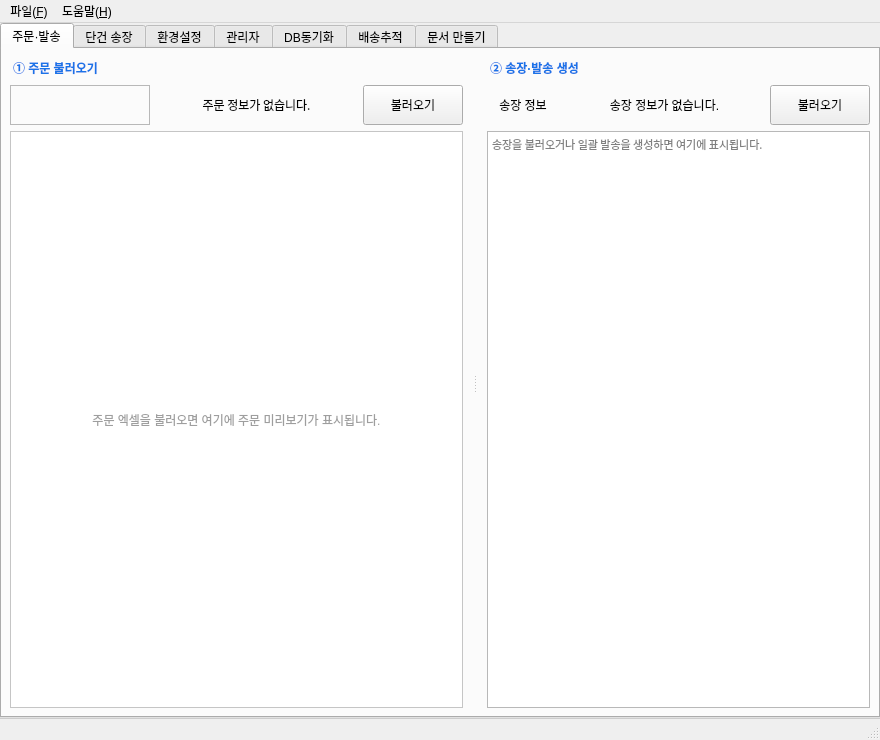
The window that ui/main_window.ui (Peanut0711/easy-fulfill) describes before a commit, drawn with Qt 5.
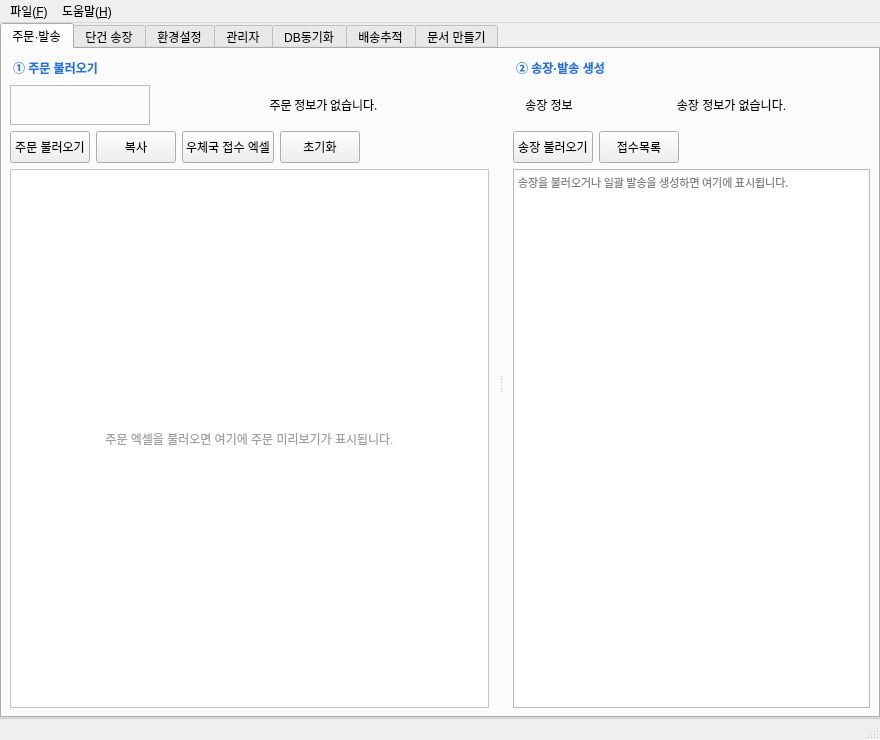
The same window after the commit.

Commit message: feat(ui): 주문·발송 패널별 버튼 줄과 다음 동작 강조

What changed in the file:
```diff
--- a/ui/main_window.ui
+++ b/ui/main_window.ui
@@ -173,25 +173,78 @@
                 </property>
                </widget>
               </item>
+             </layout>
+            </item>
+            <item>
+             <layout class="QHBoxLayout" name="horizontalLayout_order_buttons">
+              <property name="spacing">
+               <number>6</number>
+              </property>
               <item>
                <widget class="QPushButton" name="pushButton_load_order">
                 <property name="minimumSize">
                  <size>
-                  <width>100</width>
-                  <height>40</height>
-                 </size>
-                </property>
-                <property name="maximumSize">
+                   <width>0</width>
+                   <height>32</height>
+                  </size>
+                 </property>
+                 <property name="text">
+                  <string>주문 불러오기</string>
+                 </property>
+                </widget>
+               </item>
+               <item>
+                <widget class="QPushButton" name="pushButton_copy_order">
+                 <property name="minimumSize">
                  <size>
-                  <width>120</width>
-                  <height>44</height>
+                   <width>0</width>
+                   <height>32</height>
                  </size>
                 </property>
                 <property name="text">
-                 <string>불러오기</string>
+                  <string>복사</string>
                 </property>
                </widget>
               </item>
+               <item>
+                <widget class="QPushButton" name="pushButton_intake_excel">
+                 <property name="minimumSize">
+                  <size>
+                   <width>0</width>
+                   <height>32</height>
+                  </size>
+                 </property>
+                 <property name="text">
+                  <string>우체국 접수 엑셀</string>
+                 </property>
+                </widget>
+               </item>
+               <item>
+                <widget class="QPushButton" name="pushButton_clear_order">
+                 <property name="minimumSize">
+                  <size>
+                   <width>0</width>
+                   <height>32</height>
+                  </size>
+                 </property>
+                 <property name="text">
+                  <string>초기화</string>
+                 </property>
+                </widget>
+               </item>
+               <item>
+                <spacer name="horizontalSpacer_order_buttons">
+                 <property name="orientation">
+                  <enum>Qt::Orientation::Horizontal</enum>
+                 </property>
+                 <property name="sizeHint" stdset="0">
+                  <size>
+                   <width>0</width>
+                   <height>20</height>
+                  </size>
+                 </property>
+                </spacer>
+               </item>
              </layout>
             </item>
             <item>
@@ -353,25 +406,52 @@
                 </property>
                </widget>
               </item>
+             </layout>
+            </item>
+            <item>
+             <layout class="QHBoxLayout" name="horizontalLayout_ship_buttons">
+              <property name="spacing">
+               <number>6</number>
+              </property>
               <item>
                <widget class="QPushButton" name="pushButton_load_invoice">
                 <property name="minimumSize">
                  <size>
-                  <width>100</width>
-                  <height>40</height>
-                 </size>
-                </property>
-                <property name="maximumSize">
+                   <width>0</width>
+                   <height>32</height>
+                  </size>
+                 </property>
+                 <property name="text">
+                  <string>송장 불러오기</string>
+                 </property>
+                </widget>
+               </item>
+               <item>
+                <widget class="QPushButton" name="pushButton_courier_receipt">
+                 <property name="minimumSize">
                  <size>
-                  <width>120</width>
-                  <height>44</height>
+                   <width>0</width>
+                   <height>32</height>
                  </size>
                 </property>
                 <property name="text">
-                 <string>불러오기</string>
+                  <string>접수목록</string>
                 </property>
                </widget>
               </item>
+               <item>
+                <spacer name="horizontalSpacer_ship_buttons">
+                 <property name="orientation">
+                  <enum>Qt::Orientation::Horizontal</enum>
+                 </property>
+                 <property name="sizeHint" stdset="0">
+                  <size>
+                   <width>0</width>
+                   <height>20</height>
+                  </size>
+                 </property>
+                </spacer>
+               </item>
              </layout>
             </item>
             <item>
```
Lines whose indentation alone changed are shown as unchanged. The commit also changes 7 other files.
